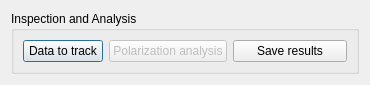
First picture: the form in adapt/gui/ui/inspectAnalyze.ui, repository syncope/adapt, before the edit.
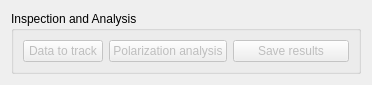
Second picture: the form after the edit.

Commit message: + added functionality for clearer steering: button activation when action possible ++ first step: visualization in ui files and functions for reset/activate -- ! missing: logical calls!

```diff
--- a/adapt/gui/ui/inspectAnalyze.ui
+++ b/adapt/gui/ui/inspectAnalyze.ui
@@ -6,8 +6,8 @@
    <rect>
     <x>0</x>
     <y>0</y>
-    <width>370</width>
-    <height>80</height>
+    <width>372</width>
+    <height>82</height>
    </rect>
   </property>
   <property name="windowTitle">
@@ -24,6 +24,9 @@
        <layout class="QHBoxLayout" name="horizontalLayout">
         <item>
          <widget class="QPushButton" name="trackData">
+          <property name="enabled">
+           <bool>false</bool>
+          </property>
           <property name="text">
            <string>Data to track</string>
           </property>
@@ -46,6 +49,9 @@
       </item>
       <item row="0" column="1">
        <widget class="QPushButton" name="saveResults">
+        <property name="enabled">
+         <bool>false</bool>
+        </property>
         <property name="text">
          <string>Save results</string>
         </property>
```
The commit also changes 6 other files.
